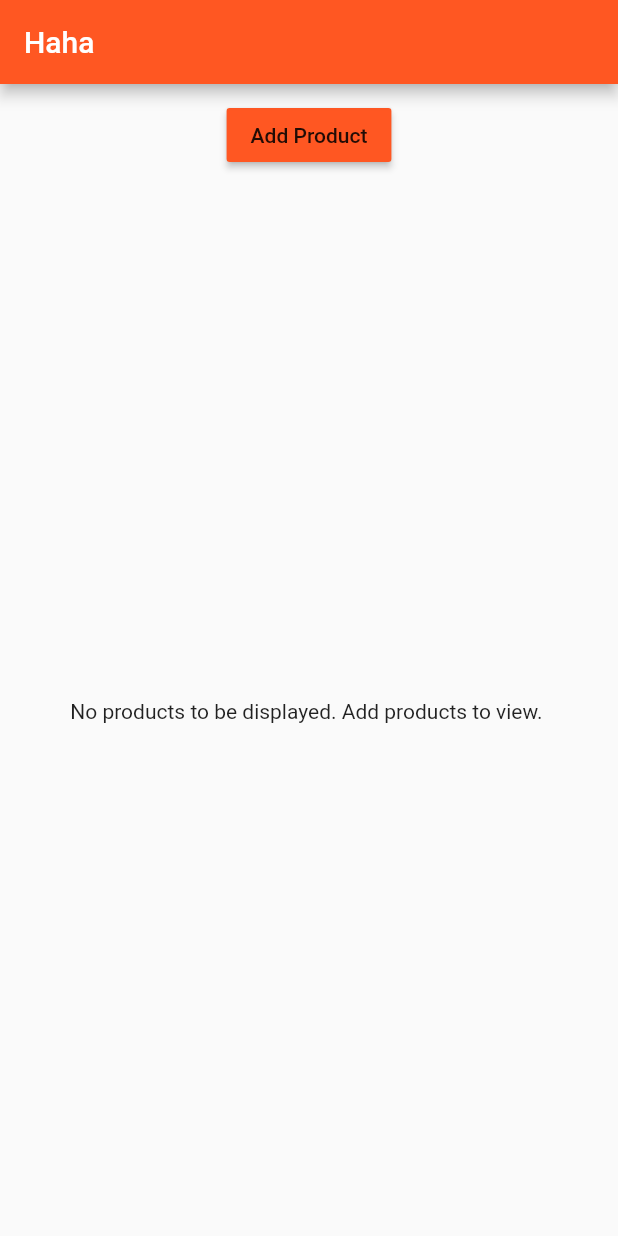
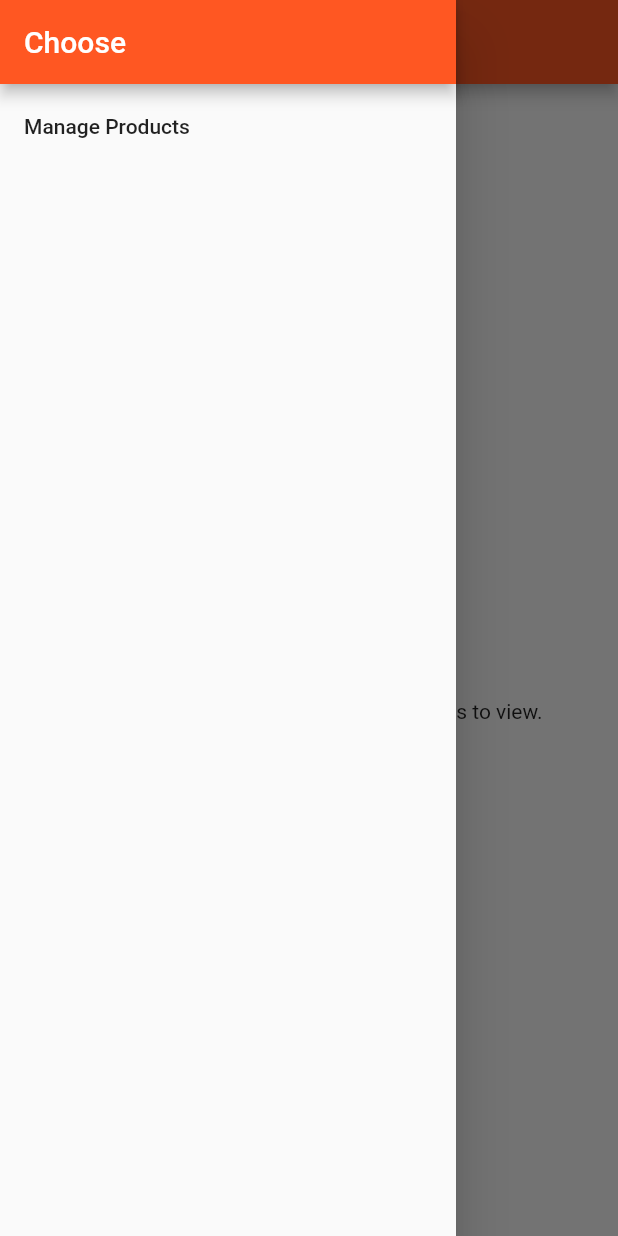
Before and after one commit to 123jkl6/test_flutter, a Flutter app: the screen it shows after launch, with the side drawer open (before the commit the screen has no drawer), on a phone screen of 412 x 824 dp. Run offline on Flutter 3.47's test engine with Material 2 defaults, Android fonts, the phone set to English and light mode, and no system bars.

```diff
--- a/lib/main.dart
+++ b/lib/main.dart
@@ -1,21 +1,86 @@
 import 'package:flutter/material.dart';
 
 import './product_manager.dart';
-import './pages/home.dart';
+import './pages/auth.dart';
+import './pages/product.dart';
+import './pages/products.dart';
+import './pages/manage_products.dart';
 
 void main() => runApp(MyApp());
 
-class MyApp extends StatelessWidget {
+class MyApp extends StatefulWidget {
+  @override
+  State<StatefulWidget> createState() {
+    return _MyAppState();
+  }
+}
+
+class _MyAppState extends State<MyApp> {
+  final List<Map<String, String>> _products = [];
+
+  @override
+  void initState() {
+    super.initState();
+  }
+
+  void _addProduct(Map<String, String> product) {
+    setState(() {
+      _products.add(product);
+    });
+  }
+
+  void _deleteProduct(int index) {
+    setState(() {
+      _products.removeAt(index);
+    });
+  }
+
   @override
   Widget build(BuildContext context) {
     return MaterialApp(
       theme: ThemeData(
-        brightness: Brightness.light,
-        primarySwatch: Colors.deepOrange,
-        accentColor: Colors.deepPurple
-      ),
-      home: HomePage()
+          brightness: Brightness.light,
+          primarySwatch: Colors.deepOrange,
+          accentColor: Colors.deepPurple),
+      // '/' and home are reserved, use one or the other.
+      //home: AuthPage(),
+      routes: {
+        '/': (BuildContext context) {
+          return ProductsPage(
+            products: _products,
+            addProduct: _addProduct,
+            deleteProduct: _deleteProduct,
+          );
+        },
+        '/admin': (BuildContext context) {
+          return ManageProducts();
+        }
+      },
+      onGenerateRoute: (RouteSettings settings) {
+        final List<String> pathElements = settings.name.split('/');
+        if (pathElements[0] != '') {
+          return null;
+        }
+        if (pathElements[1] == 'product') {
+          final int index = int.parse(pathElements[2]);
+          return MaterialPageRoute<bool>(builder: (context) {
+            return ProductPage(
+              title: _products[index]['title'],
+              imageUrl: _products[index]['image'],
+            );
+          });
+        }
+        return null;
+      },
+      onUnknownRoute: (RouteSettings settings){
+        return MaterialPageRoute(builder:(BuildContext context){
+          return ProductsPage(
+            products: _products,
+            addProduct: _addProduct,
+            deleteProduct: _deleteProduct,
+          );
+        });
+      },
     );
   }
-
 }
--- a/lib/pages/home.dart
+++ /dev/null
@@ -1,16 +0,0 @@
-import 'package:flutter/material.dart';
-
-import '../product_manager.dart';
-
-class HomePage extends StatelessWidget{
-  @override
-  Widget build(BuildContext context) {
-    return Scaffold(
-        appBar: AppBar(
-          title: Text('Haha'),
-        ),
-        body: ProductManager(),
-      );
-  }
-
-}
--- /dev/null
+++ b/lib/pages/products.dart
@@ -0,0 +1,48 @@
+import 'package:flutter/material.dart';
+
+import '../product_manager.dart';
+import './manage_products.dart';
+
+class ProductsPage extends StatelessWidget{
+  final List<Map<String,String>> products;
+  final Function addProduct;
+  final Function deleteProduct;
+
+  ProductsPage({this.products,this.addProduct,this.deleteProduct});
+
+  @override
+  Widget build(BuildContext context) {
+    return Scaffold(
+        //depending on the os, this can be on the left or right
+        drawer : Drawer(
+          child: Column(
+            children: <Widget>[
+              AppBar(
+                //Assume what the leading icon should be
+                automaticallyImplyLeading:false,
+                title:Text('Choose'),
+              ),
+              ListTile(
+                title:Text('Manage Products'),
+                onTap:(){
+                  Navigator.pushReplacementNamed(
+                    context,
+                    '/admin'
+                  );
+                },
+              )
+            ]
+          ),
+        ),
+        appBar: AppBar(
+          title: Text('Haha'),
+        ),
+        body: ProductManager(
+          products: products,
+          addProduct: addProduct,
+          deleteProduct: deleteProduct,
+        ),
+      );
+  }
+
+}
--- a/lib/product_control.dart
+++ b/lib/product_control.dart
@@ -13,7 +13,7 @@ class ProductControl extends StatelessWidget {
             child: Text('Add Product'),
             onPressed: () {
               print('haha');
-              addProduct('Sweets');
+              addProduct({'title':'Chocolate', 'image':'assets/food.jpg'});
             },
           );
   }
--- a/lib/product_manager.dart
+++ b/lib/product_manager.dart
@@ -3,45 +3,12 @@ import 'package:flutter/material.dart';
 import './products.dart';
 import './product_control.dart';
 
-class ProductManager extends StatefulWidget {
-  final String startingProduct;
+class ProductManager extends StatelessWidget {
+  final List<Map<String,String>> products;
+  final Function addProduct;
+  final Function deleteProduct;
 
-  ProductManager({this.startingProduct}) {
-    print('ProductManager constructor. ');
-  }
-
-  @override
-  State<StatefulWidget> createState() {
-    print('createdState in ProductManager');
-    return _ProductManagerState();
-  }
-}
-
-class _ProductManagerState extends State<ProductManager> {
-  final List<String> _products = [];
-
-  @override
-  void initState() {
-    print('initState ProductManager');
-    //needs to be called.
-    super.initState();
-
-    if (widget.startingProduct != null){
-      _products.add(widget.startingProduct);
-    }
-  }
-
-  @override
-  void didUpdateWidget(ProductManager oldWidget) {
-    print('didUpdateWidget ProuctManager');
-    super.didUpdateWidget(oldWidget);
-  }
-
-  void _addProduct(String product) {
-    setState(() {
-      _products.add('Add Food Tester.');
-    });
-  }
+  ProductManager({this.products,this.addProduct,this.deleteProduct});
 
   @override
   Widget build(BuildContext context) {
@@ -49,9 +16,9 @@ class _ProductManagerState extends State<ProductManager> {
     return Column(
       children: [
         Container(margin: EdgeInsets.all(10.0),
-                  child: ProductControl(_addProduct),
+                  child: ProductControl(addProduct),
                   ),
-        Expanded(child:Products(_products)),
+        Expanded(child:Products(products,deleteProduct:deleteProduct)),
       ],
     );
   }
--- a/lib/products.dart
+++ b/lib/products.dart
@@ -2,44 +2,49 @@ import 'package:flutter/material.dart';
 
 import './pages/product.dart';
 
-class Products extends StatelessWidget{
-  final List<String> products;
+class Products extends StatelessWidget {
+  final List<Map<String, String>> products;
+  final Function deleteProduct;
 
-  Products(this.products){
-    print('constructed product widget.'+products.toString());
+  Products(this.products,{this.deleteProduct}) {
+    print('constructed product widget ' + products.toString());
   }
 
-  Widget _buildProductItem(BuildContext context, int index){
+  Widget _buildProductItem(BuildContext context, int index) {
     return Card(
         child: Column(
       children: <Widget>[
-                    Image.asset('assets/food.jpg'),
-                    Text(products[index]),
+        Image.asset(products[index]['image']),
+        Text(products[index]['title']),
         ButtonBar(
           alignment: MainAxisAlignment.center,
           children: <Widget>[
             FlatButton(
-                          child:Text('Details'),
+              child: Text('Details'),
               onPressed: () {
-                            print(products[index]+' details pressed. ');
-                            Navigator.push(context,MaterialPageRoute(builder:(context){
-                              return ProductPage();
-                            }));
+                print(products[index]['title'] + ' details pressed. ');
+                Navigator.pushNamed<bool>(context,'/product/'+index.toString()).then((bool value){
+                  print(value);
+                  if (value){
+                    deleteProduct(index);
+                  }
+                });
               },
             )
           ],
         )
       ],
-                  )
-                );
+    ));
   }
 
   @override
   Widget build(BuildContext context) {
-    return products.length > 0 ? ListView.builder(
+    return products.length > 0
+        ? ListView.builder(
             itemBuilder: _buildProductItem,
             itemCount: products.length,
-            ) : Center(child : Text('No products to be displayed. Add products to view. '));
+          )
+        : Center(
+            child: Text('No products to be displayed. Add products to view. '));
   }
-
 }
```
Also changed, not shown: lib/pages/auth.dart (added, +21 -0 lines), lib/pages/create_product.dart (added, +18 -0 lines), lib/pages/manage_products.dart (added, +54 -0 lines), lib/pages/product.dart (+38 -13 lines), lib/pages/product_list.dart (added, +18 -0 lines). Lines whose indentation alone changed are shown as unchanged.
